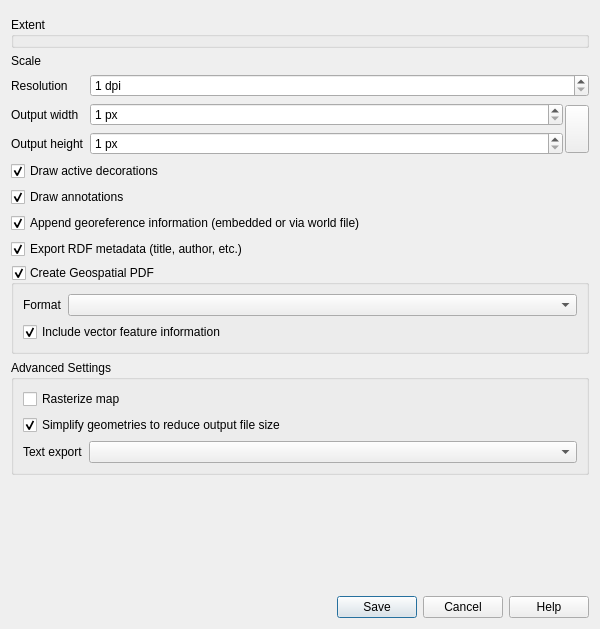
Qt form src/ui/qgsmapsavedialog.ui (qgis/QGIS) before a commit.
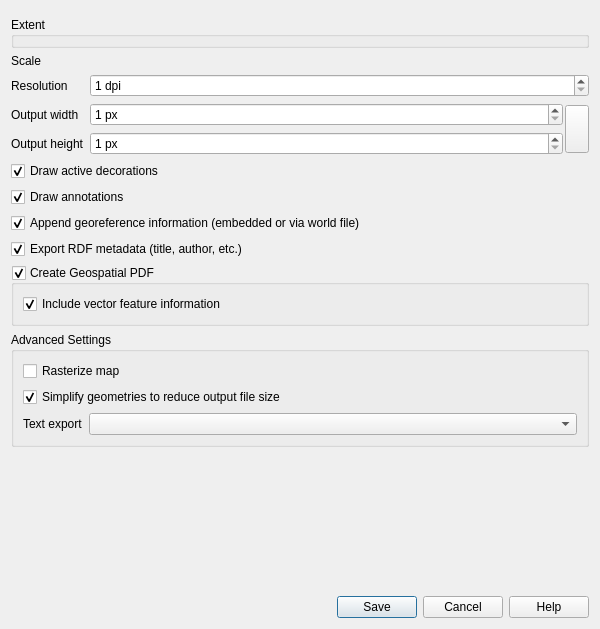
The same form after that commit. Custom widgets are drawn as their Qt base class.

Commit message:
GUI: geospatial PDF export: remove support for OGC 'best practice' geospatial encoding
This was removed from GDAL 3.11 per https://github.com/OSGeo/gdal/pull/11048

Diff of the .ui file:
```diff
--- a/src/ui/qgsmapsavedialog.ui
+++ b/src/ui/qgsmapsavedialog.ui
@@ -120,17 +120,7 @@
             <property name="bottomMargin">
              <number>0</number>
             </property>
-            <item row="1" column="1">
-             <widget class="QComboBox" name="mGeospatialPdfFormatComboBox"/>
-            </item>
-            <item row="1" column="0">
-             <widget class="QLabel" name="label">
-              <property name="text">
-               <string>Format</string>
-              </property>
-             </widget>
-            </item>
-            <item row="2" column="0" colspan="2">
+            <item row="1" column="0" colspan="2">
              <widget class="QCheckBox" name="mExportGeospatialPdfFeaturesCheckBox">
               <property name="text">
                <string>Include vector feature information</string>
```
Left out of the diff: 1 changed line with no effect on the pictures. The commit also changes 5 other files.
